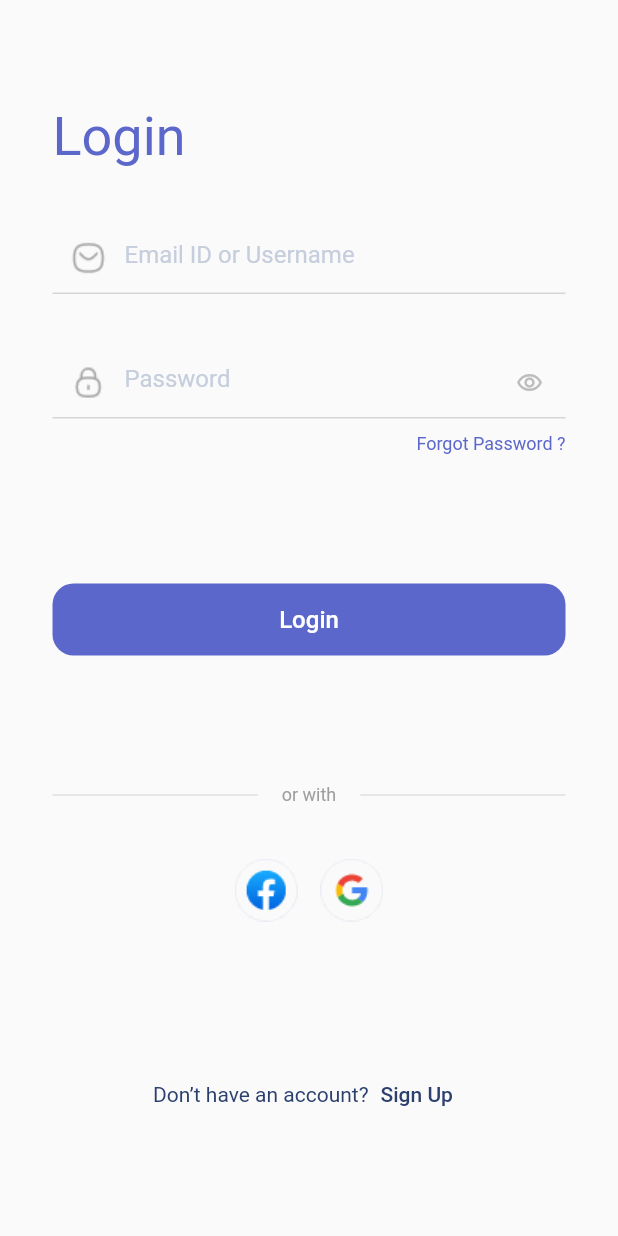
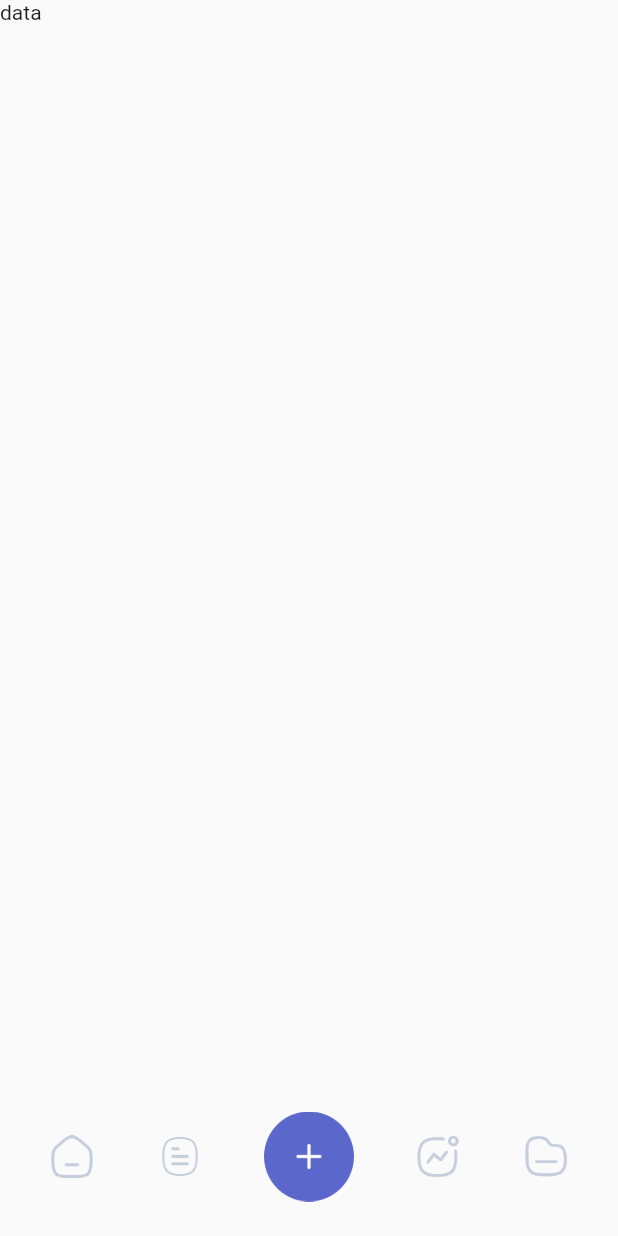
Before and after one commit to Shamseldien/todoApp, a Flutter app: the LoginScreen screen opened directly, after a tap on "Login", on a phone screen of 412 x 824 dp. Run offline on Flutter 3.47's test engine with Material 2 defaults, Android fonts, the phone set to English and light mode, and no system bars; our stand-ins replace device_preview, flutter_svg, hexcolor.

Commit message:
15/1/2022

```diff
--- /dev/null
+++ b/lib/layout/layout.dart
@@ -0,0 +1,40 @@
+import 'package:flutter/material.dart';
+class LayoutScreen extends StatelessWidget {
+  const LayoutScreen({Key? key}) : super(key: key);
+
+  @override
+  Widget build(BuildContext context) {
+    return Scaffold(
+      body: SafeArea(
+        child: Column(
+          children: [
+            Expanded(
+              child: PageView.builder(
+                itemCount: 10,
+                  itemBuilder: (context,index)=>Text('data'),),
+            ),
+            Padding(
+              padding: const EdgeInsets.symmetric(vertical: 15),
+              child: SizedBox(
+                //height: 75,
+                width: double.infinity,
+                child: Center(child: Row(
+                  mainAxisAlignment: MainAxisAlignment.spaceEvenly,
+                  children: [
+                    IconButton(onPressed: (){}, icon: Image.asset('assets/images/home.png')),
+                    IconButton(onPressed: (){}, icon: Image.asset('assets/images/note.png')),
+                    IconButton(
+                        iconSize: 60,
+                        onPressed: (){}, icon: Image.asset('assets/images/add.png')),
+                    IconButton(onPressed: (){}, icon: Image.asset('assets/images/mss.png')),
+                    IconButton(onPressed: (){}, icon: Image.asset('assets/images/foo.png')),
+                  ],
+                ),),
+              ),
+            )
+          ],
+        ),
+      ),
+    );
+  }
+}
--- a/lib/modules/Authentication/Login/login_screen.dart
+++ b/lib/modules/Authentication/Login/login_screen.dart
@@ -1,4 +1,5 @@
 import 'package:flutter/material.dart';
+import 'package:untitled/layout/layout.dart';
 import 'package:untitled/modules/Authentication/Signup/signup_screen.dart';
 import 'package:untitled/shared/colors.dart';
 import 'package:untitled/shared/components/authentication_form_field.dart';
@@ -19,6 +20,7 @@ class LoginScreen extends StatelessWidget {
             crossAxisAlignment: CrossAxisAlignment.start,
             children: [
               Text('Login',style: TextStyle(color: mainColor,fontSize: 36),),
+              const SizedBox(height: 15,),
               Column(
                 mainAxisSize: MainAxisSize.min,
                 crossAxisAlignment: CrossAxisAlignment.end,
@@ -41,6 +43,7 @@ class LoginScreen extends StatelessWidget {
               const SizedBox(height: 15,),
               DefaultButton(
                 onPressed: (){
+                  navigateTo(context: context, screen: LayoutScreen());
                 },
                 title: 'Login',
               ),
--- a/lib/modules/Authentication/Signup/signup_screen.dart
+++ b/lib/modules/Authentication/Signup/signup_screen.dart
@@ -1,7 +1,9 @@
 import 'package:flutter/material.dart';
+import 'package:untitled/modules/Authentication/Login/login_screen.dart';
 import 'package:untitled/shared/colors.dart';
 import 'package:untitled/shared/components/authentication_form_field.dart';
 import 'package:untitled/shared/components/default_button.dart';
+import 'package:untitled/shared/navigation/Navigation.dart';
 class SignUpScreen extends StatelessWidget {
   const SignUpScreen({Key? key}) : super(key: key);
 
@@ -84,7 +86,9 @@ class SignUpScreen extends StatelessWidget {
                 mainAxisAlignment: MainAxisAlignment.center,
                 children: [
                   Text('Have any account?',style: TextStyle(color: hexResolutionBlue),),
-                  TextButton(onPressed: (){},child: Text('Sign In',style: TextStyle(color: hexResolutionBlue),)),
+                  TextButton(onPressed: (){
+                    navigateToAndFinish(context: context, screen: LoginScreen());
+                  },child: Text('Sign In',style: TextStyle(color: hexResolutionBlue),)),
                 ],
               )
 
--- a/pubspec.yaml
+++ b/pubspec.yaml
@@ -31,6 +31,7 @@ dependencies:
     sdk: flutter
   flutter_svg: ^1.0.1
   hexcolor: ^2.0.5
+  flutter_staggered_grid_view: ^0.6.0
 
 
 
```
Also changed, not shown: assets/images/add.png (added), assets/images/foo.png (added), assets/images/home.png (added), assets/images/mss.png (added), assets/images/note.png (added), pubspec.lock.
